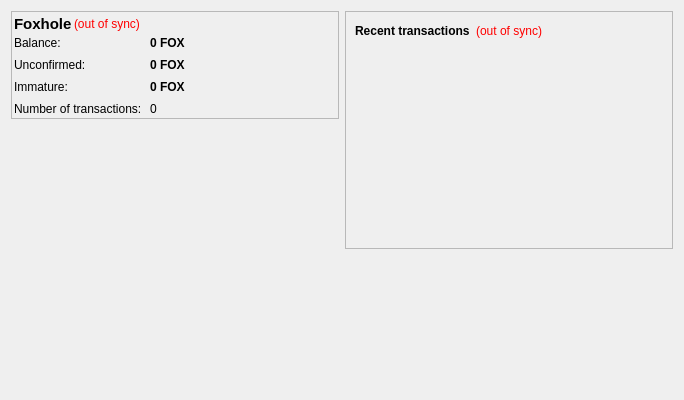
Qt form src/qt/forms/overviewpage.ui (hscoin/hashcoin) before a commit.
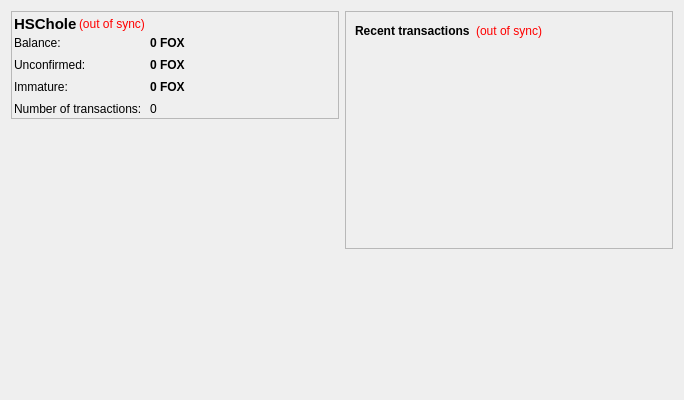
The same form after that commit. Icons and pictures are not drawn.

Patch:
```diff
--- a/src/qt/forms/overviewpage.ui
+++ b/src/qt/forms/overviewpage.ui
@@ -55,7 +55,7 @@
              </font>
             </property>
             <property name="text">
-             <string>Foxhole</string>
+             <string>HSChole</string>
             </property>
            </widget>
           </item>
```
Left out of the diff: 4 changed lines with no effect on the pictures.
